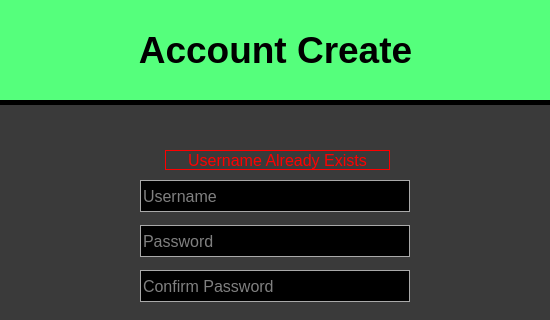
First picture: the form in Cove_Client/cove_createaccount.ui, repository tyler-becker/Middle-Management-CMPS285, before the edit; both pictures show x 0 to 550 and y 0 to 320 of the 550 by 685 pixel window.
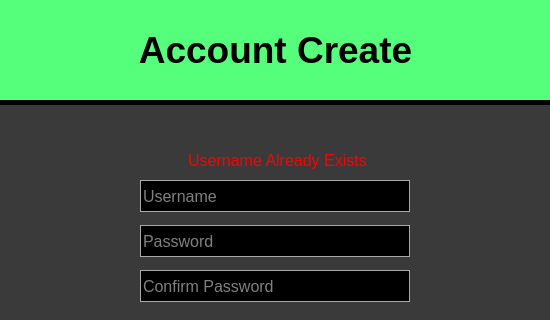
Second picture: the form after the edit.

What changed in the file:
```diff
--- a/Cove_Client/cove_createaccount.ui
+++ b/Cove_Client/cove_createaccount.ui
@@ -1679,7 +1679,6 @@
     <string notr="true">QLabel{
 	color: red;
 	background-color: none;
-	border: 1px solid red;
 }</string>
    </property>
    <property name="text">
```
